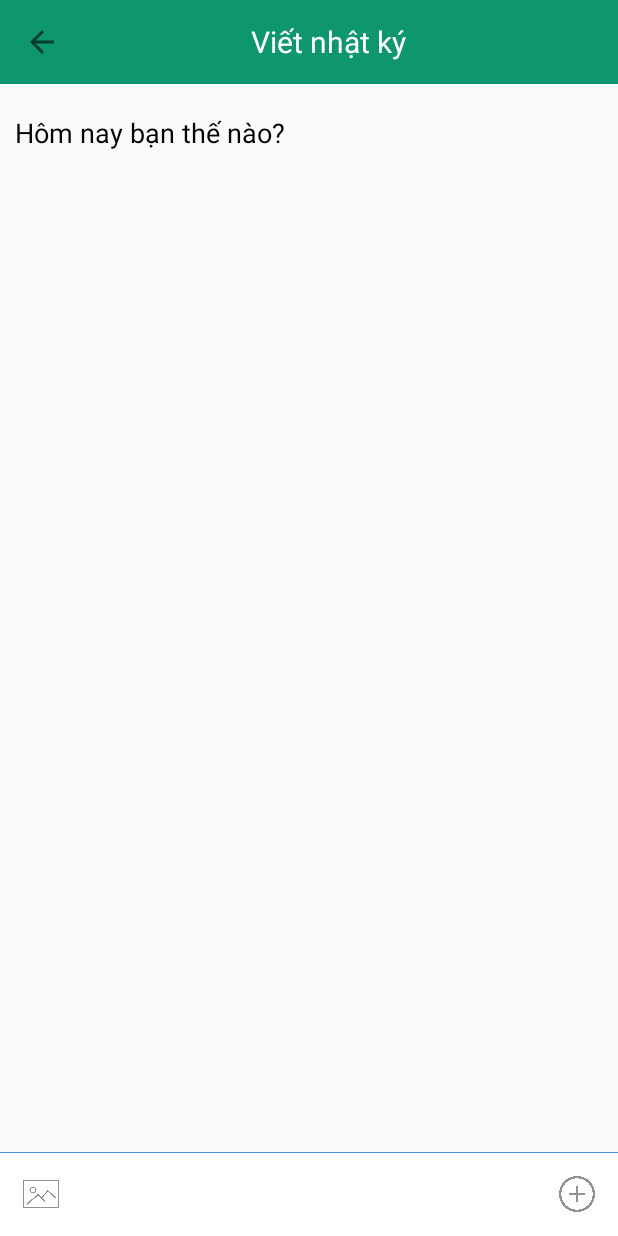
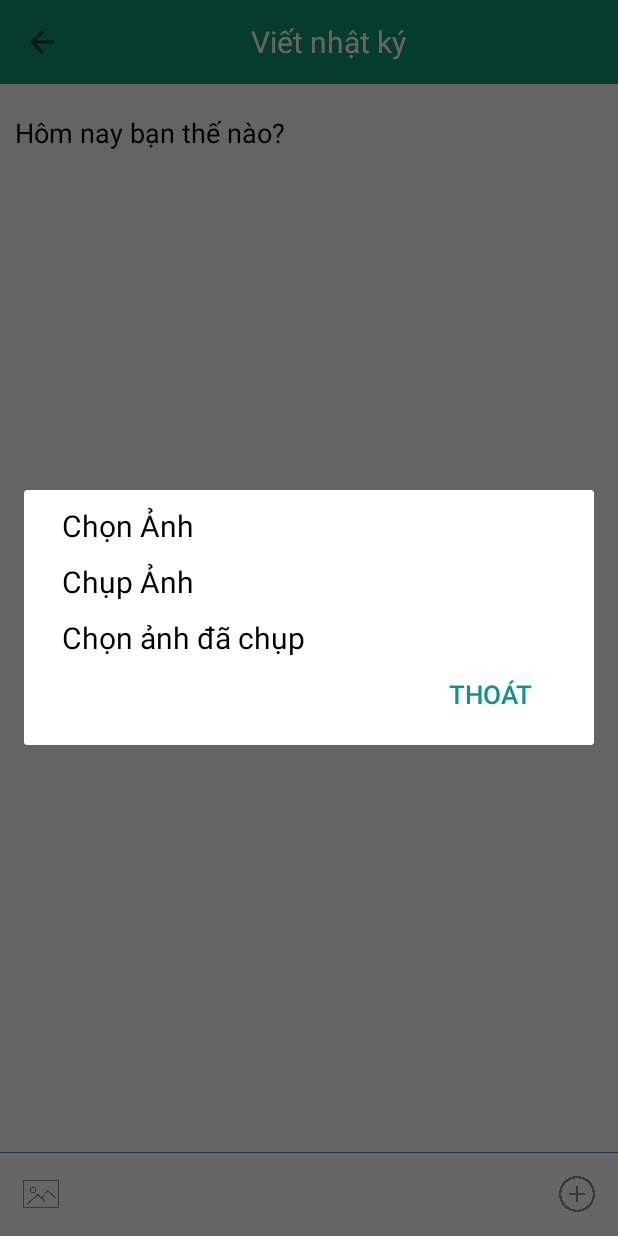
Before and after one commit to ducky173099/BaBau, an Android app: the DiaryActivity screen opened directly, with no data from a screen before it, after a tap on an icon or button, on a phone screen of 412 x 824 dp. Run offline under Robolectric (Android 15) with nearby library versions, the phone set to English and light mode, and no system bars.

Commit message:
init commit

```diff
--- a/app/src/main/java/com/example/babauactivity/activity/DiaryActivity.java
+++ b/app/src/main/java/com/example/babauactivity/activity/DiaryActivity.java
@@ -9,7 +9,9 @@ import androidx.core.app.ActivityCompat;
 
 import android.Manifest;
 import android.app.Activity;
+import android.app.Dialog;
 import android.content.Intent;
+import android.content.SharedPreferences;
 import android.content.pm.PackageManager;
 import android.graphics.Bitmap;
 import android.graphics.BitmapFactory;
@@ -20,8 +22,12 @@ import android.os.Bundle;
 import android.os.Environment;
 import android.provider.MediaStore;
 import android.view.View;
+import android.view.Window;
+import android.view.WindowManager;
+import android.widget.Button;
 import android.widget.EditText;
 import android.widget.ImageView;
+import android.widget.TextView;
 import android.widget.Toast;
 
 import com.example.babauactivity.R;
@@ -37,6 +43,7 @@ import java.io.InputStream;
 import java.text.SimpleDateFormat;
 import java.util.ArrayList;
 import java.util.Date;
+import java.util.Objects;
 
 public class DiaryActivity extends AppCompatActivity {
     Toolbar toolbar_Diary;
@@ -48,8 +55,8 @@ public class DiaryActivity extends AppCompatActivity {
     final int REQUEST_CODE_FOLDER = 456;
 
     ArrayList<DataDiary> dataDiaries;
-    public static String timeDiary;
-    public static String contentDiary;
+    String timeDiary;
+    String contentDiary;
 
 
     BitmapDrawable bitmapDrawable;
@@ -75,6 +82,8 @@ public class DiaryActivity extends AppCompatActivity {
         btnPustDiary = findViewById(R.id.btnPustDiary);
         anhduocchon = findViewById(R.id.anhduocchon);
 
+
+
         AddDiary();
 
     }
@@ -82,22 +91,76 @@ public class DiaryActivity extends AppCompatActivity {
 
 
     private void AddDiary() {
+        realTime();
 
         btnImage.setOnClickListener(new View.OnClickListener() {
             @Override
             public void onClick(View view) {
 
-                ActivityCompat.requestPermissions(
-                        DiaryActivity.this,
-                        new String[]{Manifest.permission.READ_EXTERNAL_STORAGE},
-                        REQUEST_CODE_FOLDER
-                );
+                Dialog dialog = new Dialog(DiaryActivity.this);
+                dialog.requestWindowFeature(Window.FEATURE_NO_TITLE);
+                dialog.setContentView(R.layout.dialog_cam);
+                WindowManager.LayoutParams lp = new WindowManager.LayoutParams();
+                lp.copyFrom(dialog.getWindow().getAttributes());
+                lp.width = WindowManager.LayoutParams.MATCH_PARENT;
+                lp.height = WindowManager.LayoutParams.WRAP_CONTENT;
 
-//                ActivityCompat.requestPermissions(
-//                        DiaryActivity.this,
-//                        new String[]{android.Manifest.permission.CAMERA},
-//                        REQUEST_CODE_CAMERA
-//                );
+                dialog.getWindow().setAttributes(lp);
+
+                Button backcam = dialog.findViewById(R.id.backcam);
+
+                TextView txtChonanh = dialog.findViewById(R.id.txtChonanh);
+                TextView txtChupanh = dialog.findViewById(R.id.txtChupanh);
+                TextView txtAnhdachup = dialog.findViewById(R.id.txtAnhdachup);
+
+                txtChonanh.setOnClickListener(new View.OnClickListener() {
+                    @Override
+                    public void onClick(View view) {
+                        ActivityCompat.requestPermissions(
+                                DiaryActivity.this,
+                                new String[]{Manifest.permission.READ_EXTERNAL_STORAGE},
+                                REQUEST_CODE_FOLDER
+                        );
+                        dialog.dismiss();
+                    }
+                });
+                txtAnhdachup.setOnClickListener(new View.OnClickListener() {
+                    @Override
+                    public void onClick(View view) {
+                        ActivityCompat.requestPermissions(
+                                DiaryActivity.this,
+                                new String[]{Manifest.permission.READ_EXTERNAL_STORAGE},
+                                REQUEST_CODE_FOLDER
+                        );
+                        dialog.dismiss();
+                    }
+                });
+
+                txtChupanh.setOnClickListener(new View.OnClickListener() {
+                    @Override
+                    public void onClick(View view) {
+                        ActivityCompat.requestPermissions(
+                            DiaryActivity.this,
+                            new String[]{android.Manifest.permission.CAMERA},
+                            REQUEST_CODE_CAMERA
+                        );
+                        dialog.dismiss();
+                    }
+                });
+
+
+                backcam.setOnClickListener(new View.OnClickListener() {
+                    @Override
+                    public void onClick(View view) {
+                        dialog.dismiss();
+                    }
+                });
+
+                dialog.show();
+
+
+
+
 
 
             }
@@ -106,7 +169,10 @@ public class DiaryActivity extends AppCompatActivity {
         btnPustDiary.setOnClickListener(new View.OnClickListener() {
             @Override
             public void onClick(View view) {
+                databaseHelper = new DatabaseHelper(getApplicationContext());
+
                 contentDiary = edtDiary.getText().toString().trim();
+
                 // chuyen data imageview -> bye[]
                 bitmapDrawable = (BitmapDrawable) anhduocchon.getDrawable(); // lay hinh tu resuorce
                 if (bitmapDrawable != null){
@@ -119,18 +185,29 @@ public class DiaryActivity extends AppCompatActivity {
                     // mang byte hinhAnh chua du lieu
                     hinhAnh = byteArray.toByteArray();
 
-                    Intent intent = new Intent();
-                    intent.putExtra("dairy",contentDiary);
-                    intent.putExtra("anh",hinhAnh);
-                    setResult(RESULT_OK,intent);
+                    long id  = databaseHelper.insertDiary(timeDiary,contentDiary,hinhAnh);
+
+                    Intent intent = new Intent(DiaryActivity.this, MainActivity.class);
+                    startActivity(intent);
                     finish();
+
+//                    Intent intent = new Intent();
+//                    intent.putExtra("dairy",contentDiary);
+//                    intent.putExtra("anh",hinhAnh);
+//                    setResult(RESULT_OK,intent);
+//                    finish();
                 } else {
+                    long id  = databaseHelper.insertDiary(timeDiary,contentDiary,null);
 
-                    Intent intent = new Intent();
-                    intent.putExtra("dairy",contentDiary);
-                    intent.putExtra("anh",hinhAnh);
-                    setResult(RESULT_OK,intent);
+                    Intent intent = new Intent(DiaryActivity.this, MainActivity.class);
+                    startActivity(intent);
                     finish();
+
+//                    Intent intent = new Intent();
+//                    intent.putExtra("dairy",contentDiary);
+//                    intent.putExtra("anh",hinhAnh);
+//                    setResult(RESULT_OK,intent);
+//                    finish();
                 }
 
 
@@ -143,6 +220,11 @@ public class DiaryActivity extends AppCompatActivity {
         });
     }
 
+    private void realTime() {
+        Date today = new Date(System.currentTimeMillis());
+        SimpleDateFormat timeFormat= new SimpleDateFormat("hh:mm dd/MM/yyyy");
+        timeDiary = timeFormat.format(today.getTime());
+    }
 
 
     @Override
@@ -175,8 +257,9 @@ public class DiaryActivity extends AppCompatActivity {
     protected void onActivityResult(int requestCode, int resultCode, @Nullable Intent data) {
 
         if (requestCode == REQUEST_CODE_CAMERA && resultCode == RESULT_OK && data!= null){
-            Bitmap bitmap = (Bitmap) data.getExtras().get("data");
+            Bitmap bitmap = (Bitmap) Objects.requireNonNull(data.getExtras()).get("data");
             anhduocchon.setImageBitmap(bitmap);
+
         }
 
         if (requestCode == REQUEST_CODE_FOLDER && resultCode == RESULT_OK && data != null){
--- /dev/null
+++ b/app/src/main/res/layout/dialog_cam.xml
@@ -0,0 +1,51 @@
+<?xml version="1.0" encoding="utf-8"?>
+<androidx.cardview.widget.CardView
+    xmlns:android="http://schemas.android.com/apk/res/android"
+    android:padding="20dp"
+    android:orientation="vertical" android:layout_width="match_parent"
+    android:layout_height="wrap_content">
+    <LinearLayout
+        android:paddingHorizontal="25dp"
+        android:paddingVertical="10dp"
+        android:orientation="vertical" android:layout_width="match_parent"
+        android:layout_height="match_parent">
+        <TextView
+            android:id="@+id/txtChonanh"
+            android:layout_width="match_parent"
+            android:layout_height="wrap_content"
+            android:text="Chọn Ảnh"
+            android:textSize="20sp"
+            android:textColor="#000"/>
+        <TextView
+            android:id="@+id/txtChupanh"
+            android:layout_width="wrap_content"
+            android:layout_height="wrap_content"
+            android:text="Chụp Ảnh"
+            android:layout_marginTop="10dp"
+            android:textSize="20sp"
+            android:textColor="#000"/>
+        <TextView
+            android:id="@+id/txtAnhdachup"
+            android:layout_width="wrap_content"
+            android:layout_height="wrap_content"
+            android:text="Chọn ảnh đã chụp"
+            android:layout_marginTop="10dp"
+            android:textSize="20sp"
+            android:textColor="#000"/>
+        <RelativeLayout
+            android:layout_width="match_parent"
+            android:layout_height="wrap_content">
+            <Button
+                android:background="@android:color/transparent"
+                android:id="@+id/backcam"
+                android:layout_width="wrap_content"
+                android:layout_height="wrap_content"
+                android:text="Thoát"
+                android:textColor="#129288"
+                android:layout_alignParentRight="true"
+                android:textSize="17sp"/>
+        </RelativeLayout>
+
+
+    </LinearLayout>
+</androidx.cardview.widget.CardView>
```
Also changed, not shown: app/src/main/java/com/example/babauactivity/adapter/DiaryAdapter.java (+5 -2 lines), app/src/main/java/com/example/babauactivity/database/DatabaseHelper.java (+107 -26 lines), app/src/main/java/com/example/babauactivity/fragment/FragmentHome.java (+40 -17 lines), app/src/main/java/com/example/babauactivity/model/DataDiary.java (+29 -1 lines).
